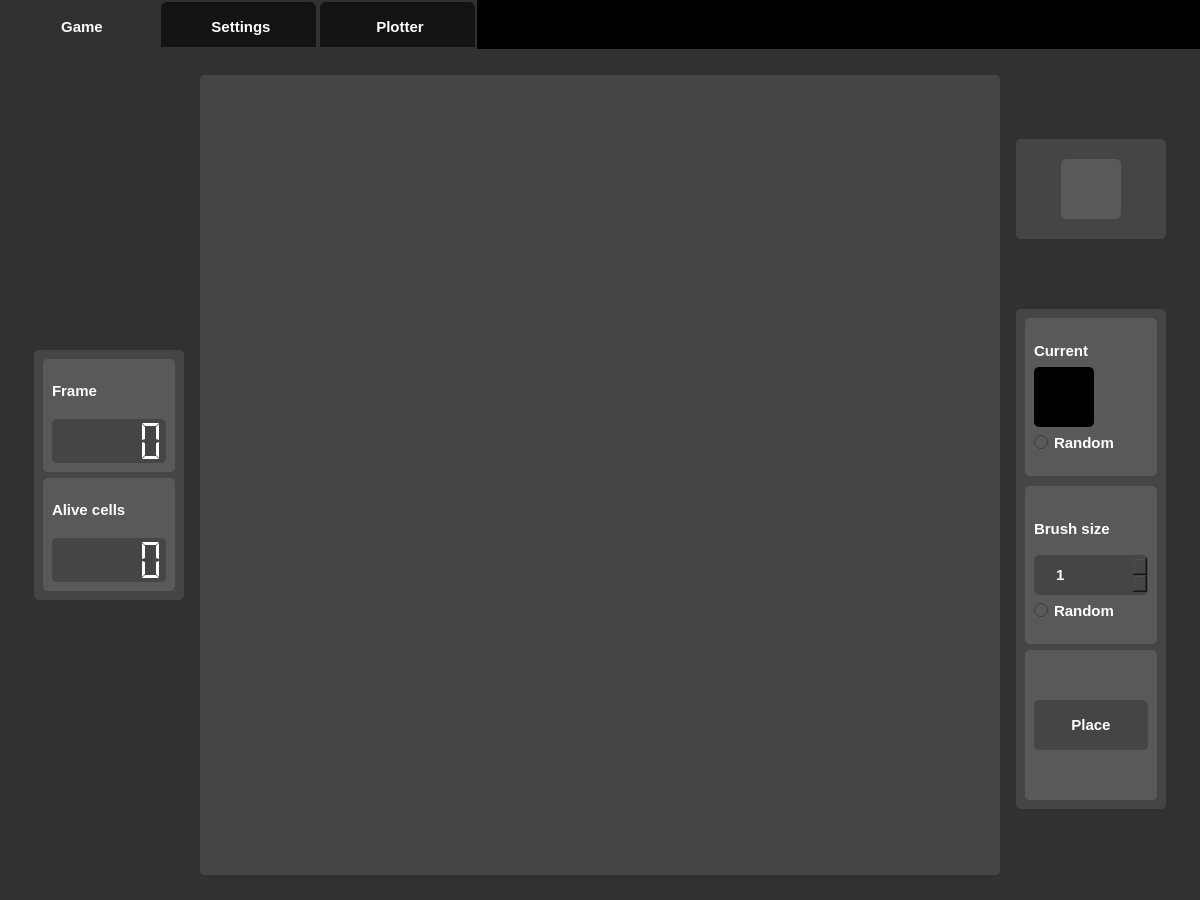
Qt form main.ui (GlebVas1/PyQt-Convay-Game) before a commit.
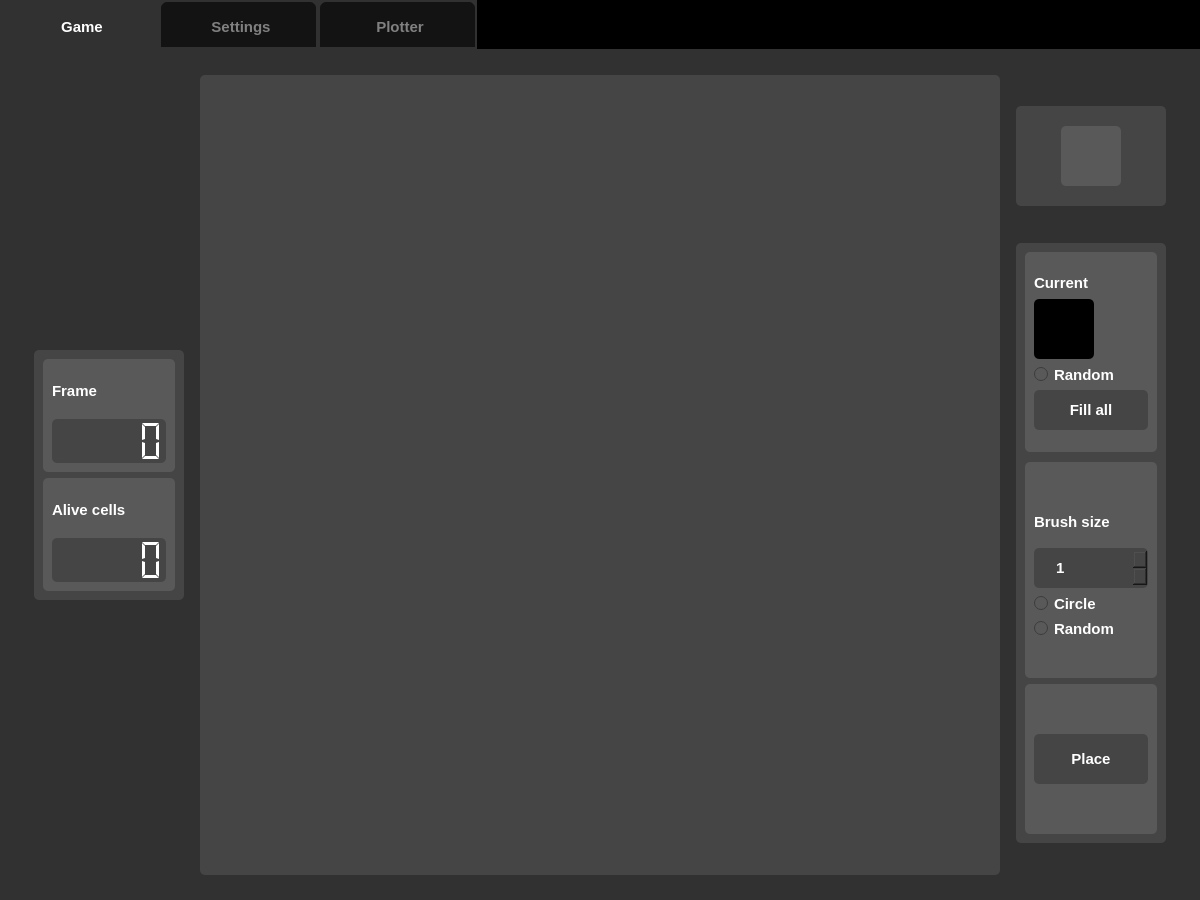
The same form after that commit. The open tabs and pages were chosen to show the change. Icons and pictures are not drawn.

```diff
--- a/main.ui
+++ b/main.ui
@@ -100,11 +100,12 @@
 border-top-right-radius: 8px;
 border: 2px solid  rgb(49, 49, 49);
 border-bottom-color:  rgb(49, 49, 49);
-color : white;
+color : gray;
 }
 
 QTabBar::tab:selected {
 background :  rgb(49, 49, 49);
+color : white;
 }
 
 </string>
@@ -407,7 +408,7 @@
               <property name="maximumSize">
                <size>
                 <width>150</width>
-                <height>500</height>
+                <height>600</height>
                </size>
               </property>
               <property name="styleSheet">
@@ -515,6 +516,39 @@
                         </property>
                        </widget>
                       </item>
+                      <item>
+                       <widget class="QPushButton" name="pushButton_2">
+                        <property name="minimumSize">
+                         <size>
+                          <width>0</width>
+                          <height>40</height>
+                         </size>
+                        </property>
+                        <property name="font">
+                         <font>
+                          <pointsize>11</pointsize>
+                          <weight>75</weight>
+                          <bold>true</bold>
+                         </font>
+                        </property>
+                        <property name="styleSheet">
+                         <string notr="true">QPushButton {
+	border-radius : 5px;
+	background-color : rgb(69, 69, 69);
+	color : white;
+}
+
+QPushButton:pressed {
+    background-color: rgb(49, 49, 49);
+    border-style: inset;
+}
+</string>
+                        </property>
+                        <property name="text">
+                         <string>Fill all</string>
+                        </property>
+                       </widget>
+                      </item>
                      </layout>
                     </item>
                    </layout>
@@ -608,6 +642,23 @@
                         </property>
                        </widget>
                       </item>
+                      <item>
+                       <widget class="QRadioButton" name="radioButton_4">
+                        <property name="font">
+                         <font>
+                          <pointsize>11</pointsize>
+                          <weight>75</weight>
+                          <bold>true</bold>
+                         </font>
+                        </property>
+                        <property name="styleSheet">
+                         <string notr="true">color : white</string>
+                        </property>
+                        <property name="text">
+                         <string>Circle</string>
+                        </property>
+                       </widget>
+                      </item>
                       <item>
                        <widget class="QRadioButton" name="radioButton_3">
                         <property name="font">
```
Left out of the diff: 7 changed lines with no effect on the pictures.
